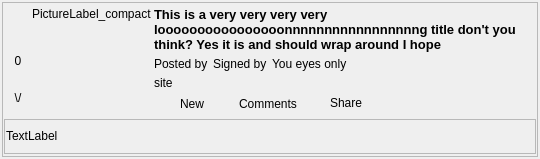
First picture: the form in retroshare-gui/src/gui/Posted/BoardPostDisplayWidget_compact.ui, repository RetroShare/RetroShare, before the edit.
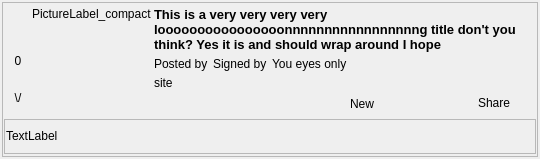
Second picture: the form after the edit. Icons and pictures are not drawn. Custom widgets are drawn as their Qt base class.

Commit message: used a more compact layout for comment button in order to align everything in compact view

What changed in the file:
```diff
--- a/retroshare-gui/src/gui/Posted/BoardPostDisplayWidget_compact.ui
+++ b/retroshare-gui/src/gui/Posted/BoardPostDisplayWidget_compact.ui
@@ -311,6 +311,26 @@
           </item>
           <item>
            <layout class="QHBoxLayout" name="horizontalLayout">
+            <item>
+             <spacer name="horizontalSpacer_2">
+              <property name="orientation">
+               <enum>Qt::Horizontal</enum>
+              </property>
+              <property name="sizeHint" stdset="0">
+               <size>
+                <width>40</width>
+                <height>20</height>
+               </size>
+              </property>
+             </spacer>
+            </item>
+            <item>
+             <widget class="QLabel" name="newLabel">
+              <property name="text">
+               <string>New</string>
+              </property>
+             </widget>
+            </item>
             <item>
              <widget class="QToolButton" name="readButton">
               <property name="maximumSize">
@@ -340,37 +360,10 @@
               </property>
              </widget>
             </item>
-            <item>
-             <widget class="QLabel" name="newLabel">
-              <property name="text">
-               <string>New</string>
-              </property>
-             </widget>
-            </item>
-            <item>
-             <widget class="QToolButton" name="expandButton">
-              <property name="toolTip">
-               <string>Expand</string>
-              </property>
-              <property name="text">
-               <string/>
-              </property>
-              <property name="icon">
-               <iconset resource="Posted_images.qrc">
-                <normaloff>:/images/expand.png</normaloff>:/images/expand.png</iconset>
-              </property>
-              <property name="checkable">
-               <bool>true</bool>
-              </property>
-              <property name="autoRaise">
-               <bool>true</bool>
-              </property>
-             </widget>
-            </item>
             <item>
              <widget class="QToolButton" name="commentButton">
               <property name="text">
-               <string>Comments</string>
+               <string/>
               </property>
               <property name="icon">
                <iconset resource="Posted_images.qrc">
@@ -387,6 +380,26 @@
               </property>
              </widget>
             </item>
+            <item>
+             <widget class="QToolButton" name="expandButton">
+              <property name="toolTip">
+               <string>Expand</string>
+              </property>
+              <property name="text">
+               <string/>
+              </property>
+              <property name="icon">
+               <iconset resource="Posted_images.qrc">
+                <normaloff>:/images/expand.png</normaloff>:/images/expand.png</iconset>
+              </property>
+              <property name="checkable">
+               <bool>true</bool>
+              </property>
+              <property name="autoRaise">
+               <bool>true</bool>
+              </property>
+             </widget>
+            </item>
             <item>
              <widget class="QPushButton" name="shareButton">
               <property name="text">
@@ -401,19 +414,6 @@
               </property>
              </widget>
             </item>
-            <item>
-             <spacer name="horizontalSpacer_2">
-              <property name="orientation">
-               <enum>Qt::Horizontal</enum>
-              </property>
-              <property name="sizeHint" stdset="0">
-               <size>
-                <width>40</width>
-                <height>20</height>
-               </size>
-              </property>
-             </spacer>
-            </item>
            </layout>
           </item>
          </layout>
```
The commit also changes 2 other files.
